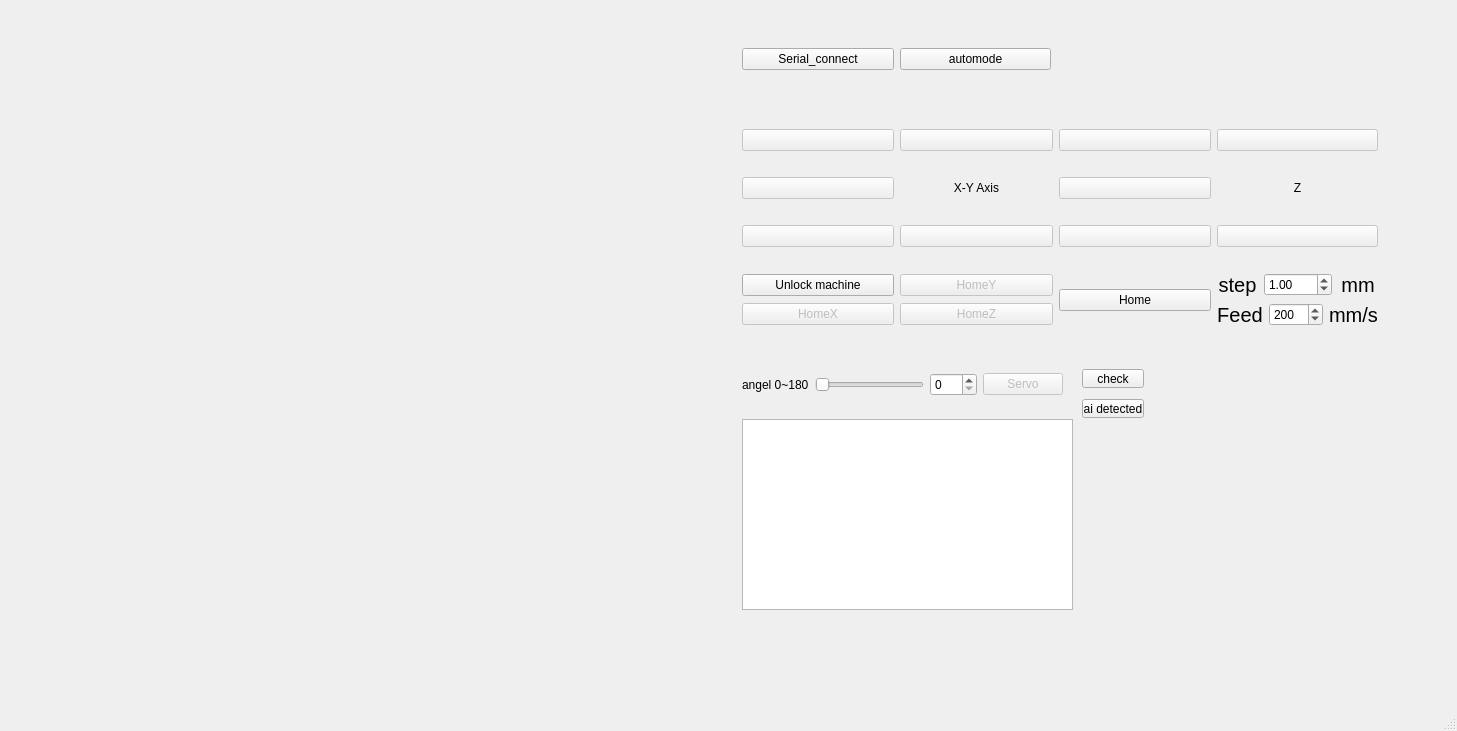
Old version of the form core/mainwindow.ui in the repository kmolLin/PAOM.
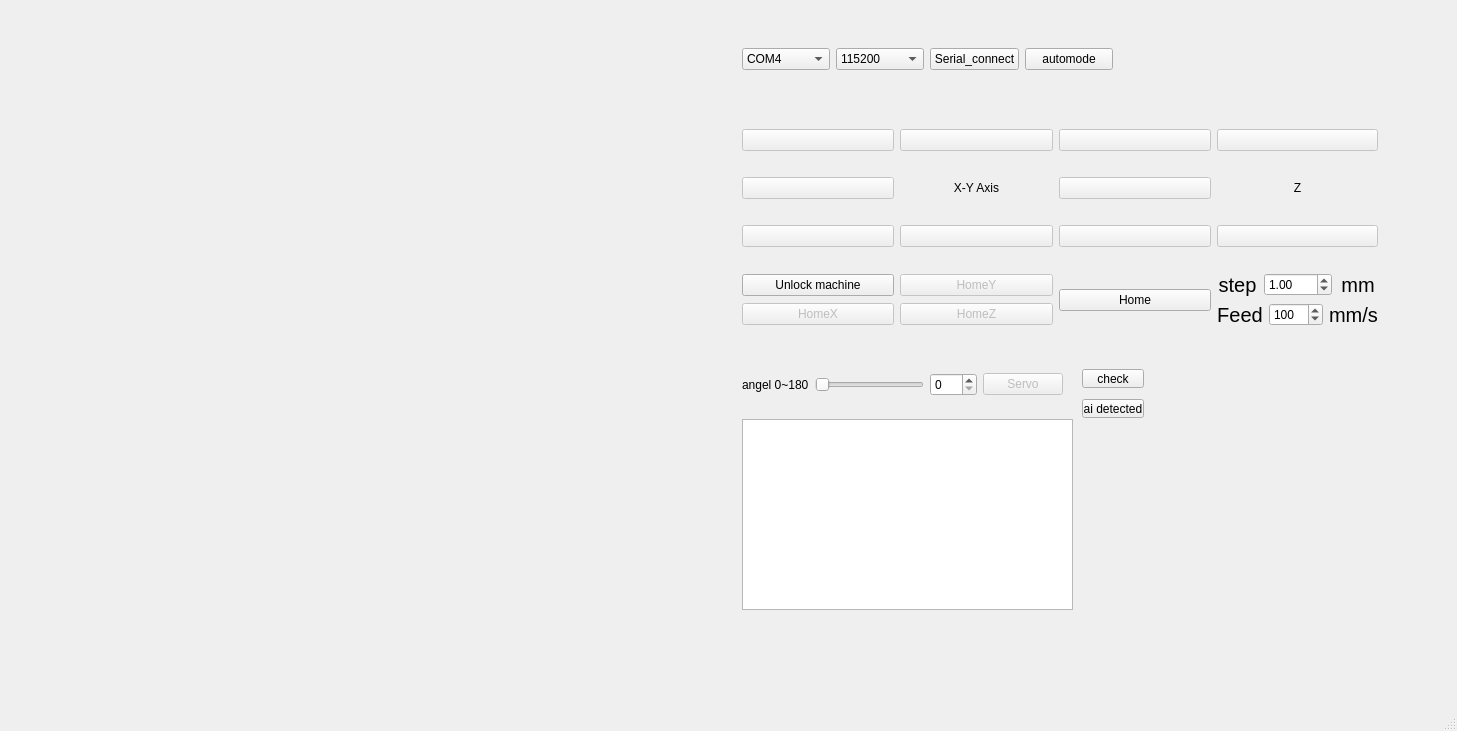
New version of the form. Icons and pictures are not drawn.

Diff of the .ui file:
```diff
--- a/core/mainwindow.ui
+++ b/core/mainwindow.ui
@@ -465,7 +465,7 @@
                    <number>0</number>
                   </property>
                   <property name="value">
-                   <number>200</number>
+                   <number>100</number>
                   </property>
                  </widget>
                 </item>
@@ -495,11 +495,29 @@
             <rect>
              <x>10</x>
              <y>10</y>
-             <width>309</width>
+             <width>371</width>
              <height>80</height>
             </rect>
            </property>
            <layout class="QHBoxLayout" name="horizontalLayout_5">
+            <item>
+             <widget class="QComboBox" name="com_comboBox">
+              <item>
+               <property name="text">
+                <string>COM4</string>
+               </property>
+              </item>
+             </widget>
+            </item>
+            <item>
+             <widget class="QComboBox" name="serial_comboBox">
+              <item>
+               <property name="text">
+                <string>115200</string>
+               </property>
+              </item>
+             </widget>
+            </item>
             <item>
              <widget class="QPushButton" name="test_focus_btn">
               <property name="text">
```
Left out of the diff: 2 changed lines with no effect on the pictures.
